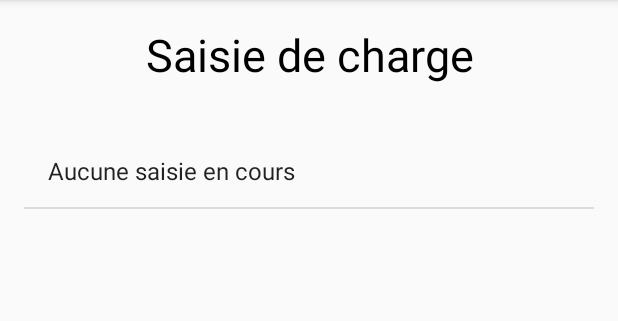
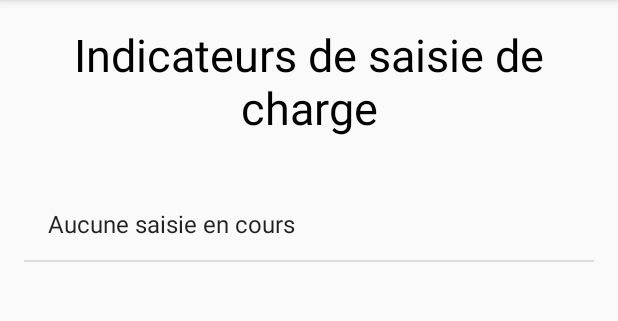
Before and after one commit to lauriencls/BigFollow, an Android app: the ActivityIndicateursSaisieCharge screen opened directly, with no data from a screen before it, on a phone screen of 412 x 824 dp, the part 84-405 px from its top. Run offline under Robolectric (Android 15) with nearby library versions, the phone set to English and light mode, and no system bars; pictures from the network do not load.

Commit message:
correction UI

```diff
--- a/app/src/main/java/miage/fr/gestionprojet/vues/ActivityConnexion.java
+++ b/app/src/main/java/miage/fr/gestionprojet/vues/ActivityConnexion.java
@@ -46,11 +46,6 @@ public class ActivityConnexion extends AppCompatActivity implements GoogleApiCli
     private boolean is_signInBtn_clicked;
     private int request_code;
     ProgressDialog progress_dialog;
-
-
-
-
-
 
     @Override
     protected void onCreate(Bundle savedInstanceState) {
--- a/app/src/main/res/layout/activity_indicateurs_saisie_charge.xml
+++ b/app/src/main/res/layout/activity_indicateurs_saisie_charge.xml
@@ -20,7 +20,7 @@
             style="@style/textTitle"
             android:layout_width="match_parent"
             android:layout_height="wrap_content"
-            android:text="Saisie de charge" />
+            android:text="Indicateurs de saisie de charge" />
 
         <ListView
             android:id="@+id/listViewSaisieCharge"
```
